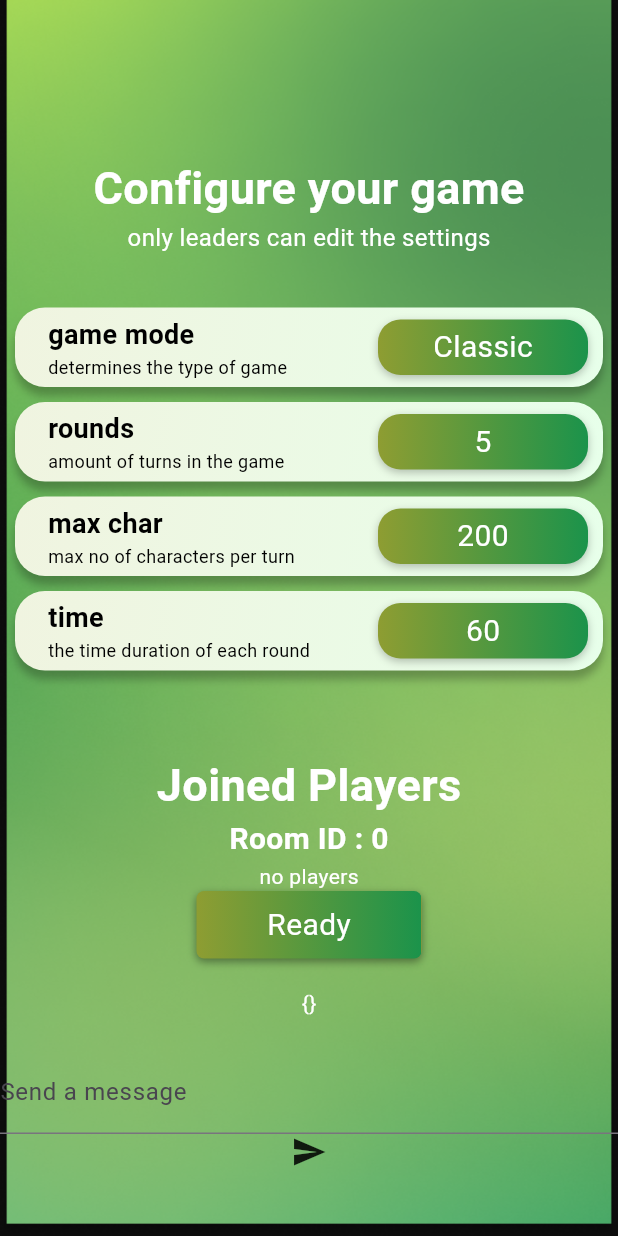
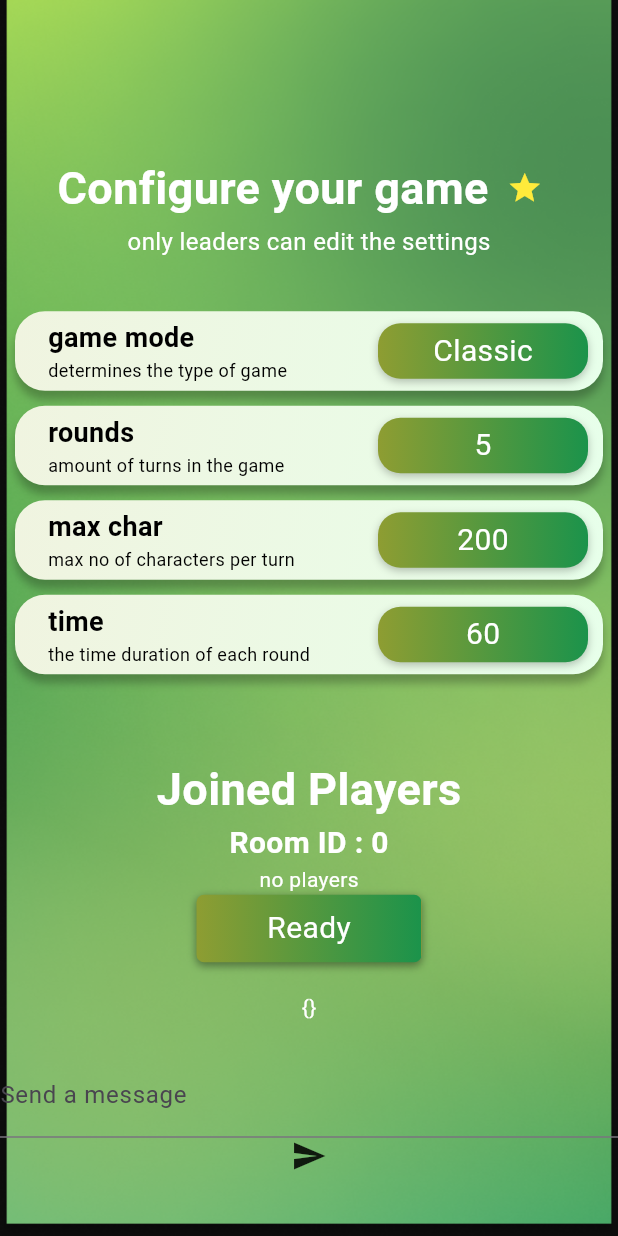
Before and after one commit to FrostyCake47/TextTales, a Flutter app: the LobbyScreen screen opened by its route, on a phone screen of 412 x 824 dp. Run offline on Flutter 3.47's test engine with Material 3 defaults, Android fonts, the phone set to English and light mode, and no system bars; our stand-ins replace firebase_auth, firebase_core, flutter_riverpod, flutter_spinkit, flutter_svg, fluttertoast and 4 more; missing offline and left inert: dart:ffi; accounts and stored records are empty; network calls fail; Roboto replaces fonts that are missing (Poppins).

Commit message:
leader toggle

```diff
--- a/lib/main.dart
+++ b/lib/main.dart
@@ -18,7 +18,8 @@ final playerProvider = StateNotifierProvider<PlayerNotifier, Player>((ref) => Pl
 final toggleJoinGameProvider = StateNotifierProvider<ToggleJoinGameNotifier, ToggleJoinGame>((ref) => ToggleJoinGameNotifier(ToggleJoinGame(true)));
 final gameSettingProvider = StateNotifierProvider<GameSettingNotifier, GameSetting>((ref) => GameSettingNotifier(GameSetting('Classic', 5, 200, 60)));
 final lobbyStatusProvider = StateNotifierProvider<LobbyStatusNotifier, LobbyStatus>((ref) => LobbyStatusNotifier(LobbyStatus(0, <Player>{}, {})));
-final gameServerProvider = StateNotifierProvider<GameServerNotifier, GameServer>((ref) => GameServerNotifier(GameServer(name: 'Jio localhost', ip: 'http://192.168.29.226')));
+//final gameServerProvider = StateNotifierProvider<GameServerNotifier, GameServer>((ref) => GameServerNotifier(GameServer(name: 'Jio localhost', ip: 'http://192.168.29.226')));
+final gameServerProvider = StateNotifierProvider<GameServerNotifier, GameServer>((ref) => GameServerNotifier(GameServer(name: 'KV localhost', ip: 'http://192.168.18.105')));
 
 Future<void> main() async {
   WidgetsFlutterBinding.ensureInitialized();
--- a/lib/screens/lobby.dart
+++ b/lib/screens/lobby.dart
@@ -17,7 +17,7 @@ import 'package:web_socket_channel/web_socket_channel.dart';
 
 class LobbyScreen extends ConsumerStatefulWidget {
   LobbyScreen({super.key, this.mode, this.roomId});
-  final String? mode;
+  String? mode;
   final int? roomId;
   bool isPlayerIdupdated = false;
   bool isRoomIdInitiallyUpdated = false;
@@ -37,7 +37,8 @@ class _LobbyScreenState extends ConsumerState<LobbyScreen> {
   void initState(){
     super.initState();
     print("initstate of lobby");
-    _channel = WebSocketChannel.connect(Uri.parse('ws://192.168.29.226:6969'));
+    _channel = WebSocketChannel.connect(Uri.parse('ws://192.168.18.105:6969'));
+    //_channel = WebSocketChannel.connect(Uri.parse('ws://192.168.29.226:6969'));
     //_channel = WebSocketChannel.connect(Uri.parse('ws://192.168.89.31:6969'));
     _controller = TextEditingController();
   }
@@ -190,7 +191,20 @@ class _LobbyScreenState extends ConsumerState<LobbyScreen> {
                     //intro
                     Padding(
                       padding: const EdgeInsets.only(top: 60),
-                      child: Text("Configure your game", style: textTalesStyle.copyWith(fontSize: 30),),
+                      child: Row(
+                        crossAxisAlignment: CrossAxisAlignment.center,
+                        mainAxisAlignment: MainAxisAlignment.center,
+                        children: [
+                          Text("Configure your game", style: textTalesStyle.copyWith(fontSize: 30),),
+                          IconButton(
+                            onPressed: (){
+                              setState(() {
+                                (widget.mode == 'create') ? (widget.mode = 'join') : (widget.mode = 'create');
+                              });
+                            },
+                            icon: Icon(Icons.star, color: Colors.yellow,))
+                        ],
+                      ),
                     ),
                     widget.mode == 'create' ? Container() : Text("only leaders can edit the settings", style: textMedium.copyWith(fontSize: 16),),
 
```
